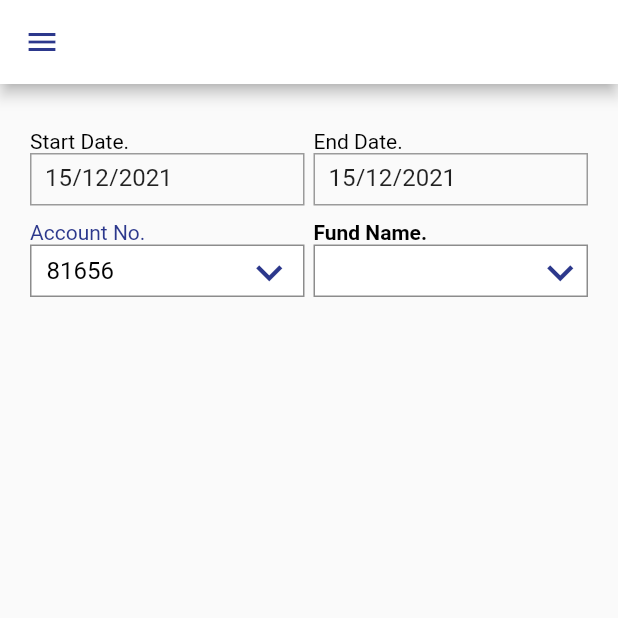
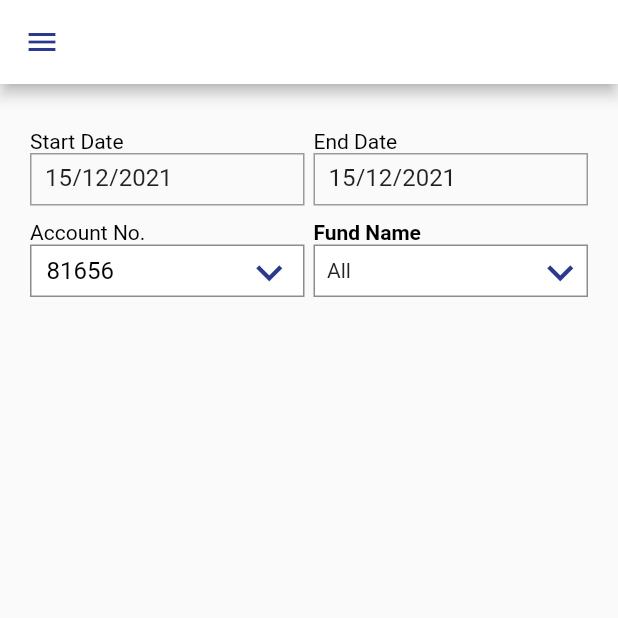
Before and after one commit to shahzad200/Restinvest, a Flutter app: the ViewReportsScreen screen opened by its route, on a phone screen of 412 x 824 dp, the top half of it. Run offline on Flutter 3.47's test engine with Material 2 defaults, Android fonts, the phone set to English and light mode, and no system bars; drawn by our look-alikes of date_field; our stand-ins replace fluttertoast, get, webview_flutter; missing offline and left inert: encrypt; network calls fail.

Commit message:
updated code

```diff
--- a/lib/controller/user_screen_controller.dart
+++ b/lib/controller/user_screen_controller.dart
@@ -14,8 +14,8 @@ class UserrScreenController extends GetxController {
         context: context,
         builder: (context) {
           return AlertDialog(
-            title: DialogListView(
-              options: list,
+            content: CircularProgressIndicator(
+              color: Colors.red,
             ),
           );
         });
--- a/lib/views/view_report_screen.dart
+++ b/lib/views/view_report_screen.dart
@@ -46,7 +46,7 @@ class ViewReportsScreen extends StatelessWidget {
                           crossAxisAlignment: CrossAxisAlignment.start,
                           children: const [
                             RestInvestTitle(
-                                text: 'Start Date.', textColor: AppColor.black),
+                                text: 'Start Date', textColor: AppColor.black),
                             SizedBox(
                               height: 35,
                               child: DateFormFieldContainer(
@@ -64,7 +64,7 @@ class ViewReportsScreen extends StatelessWidget {
                           crossAxisAlignment: CrossAxisAlignment.start,
                           children: const [
                             RestInvestTitle(
-                                text: 'End Date.', textColor: AppColor.black),
+                                text: 'End Date', textColor: AppColor.black),
                             SizedBox(
                               height: 35,
                               child: DateFormFieldContainer(
@@ -85,7 +85,7 @@ class ViewReportsScreen extends StatelessWidget {
                           children: [
                             const RestInvestTitle(
                               text: "Account No.",
-                              textColor: AppColor.blueColor,
+                              textColor: AppColor.black,
                             ),
                             Container(
                               // margin: EdgeInsets.all(10.0),
@@ -136,10 +136,11 @@ class ViewReportsScreen extends StatelessWidget {
                       ),
                       Expanded(
                           child: DropDownContainerIcon(
+                        text1: "All",
                         fontsize: 14,
                         fontWeight: FontWeight.bold,
                         voidcallback: () {},
-                        text: "Fund Name.",
+                        text: "Fund Name",
                         textColor: AppColor.black,
                       ))
                     ],
--- a/lib/widgets/constant_widget.dart
+++ b/lib/widgets/constant_widget.dart
@@ -554,6 +554,7 @@ class DailyNav extends StatelessWidget {
 
 class DropDownContainerIcon extends StatelessWidget {
   const DropDownContainerIcon({
+    required this.text1,
     required this.text,
     required this.textColor,
     required this.voidcallback,
@@ -562,10 +563,11 @@ class DropDownContainerIcon extends StatelessWidget {
     required this.fontWeight,
     Key? key,
   }) : super(key: key);
-  final text;
+  final String text1;
   final Color textColor;
   final fontWeight;
   final Color color;
+  final String? text;
   final voidcallback;
   final double fontsize;
 
@@ -574,15 +576,14 @@ class DropDownContainerIcon extends StatelessWidget {
     return Column(
       crossAxisAlignment: CrossAxisAlignment.start,
       children: [
-        RestInvestTitle(
-          text: text,
-          textColor: textColor,
-          fontWeight: fontWeight,
-          fontSize: fontsize,
+        Text(
+          text!,
+          style: TextStyle(color: AppColor.black, fontWeight: fontWeight),
         ),
         SizedBox(
           height: 35,
           child: DropDownContainer(
+            text: text1,
             color: color,
             icon: const Icon(
               Icons.keyboard_arrow_down,
@@ -601,12 +602,16 @@ class DropDownContainerIcon extends StatelessWidget {
 
 class CustomCreditContainer extends StatelessWidget {
   const CustomCreditContainer({
-    this.investtext,
-    this.credittext,
+    required this.investtext,
+    required this.text1,
+    required this.text2,
+    required this.credittext,
     Key? key,
   }) : super(key: key);
-  final investtext;
-  final credittext;
+  final String investtext;
+  final String credittext;
+  final String text2;
+  final text1;
 
   @override
   Widget build(BuildContext context) {
@@ -616,7 +621,7 @@ class CustomCreditContainer extends StatelessWidget {
             child: EmptyRowContainer(
           color: AppColor.blueColor,
           hintColor: AppColor.black,
-          hint: "0.0",
+          hint: text1,
           fontWeight: FontWeight.w900,
           text: investtext,
           fontsize: 12,
@@ -629,7 +634,7 @@ class CustomCreditContainer extends StatelessWidget {
             child: EmptyRowContainer(
           color: AppColor.blueColor,
           hintColor: AppColor.black,
-          hint: "0.0",
+          hint: text2,
           text: credittext,
           fontWeight: FontWeight.w900,
           fontsize: 12,
@@ -822,6 +827,7 @@ class DropDownContainer extends StatelessWidget {
   const DropDownContainer({
     Key? key,
     this.height = 70,
+    this.text,
     required this.voidcallback,
     required this.isSquare,
     this.color = AppColor.dimblack,
@@ -830,6 +836,7 @@ class DropDownContainer extends StatelessWidget {
 
   final double height;
   final Color color;
+  final text;
   final isSquare;
   final voidcallback;
   final icon;
@@ -856,9 +863,13 @@ class DropDownContainer extends StatelessWidget {
                     : BorderRadius.circular(8),
               ),
               child: Row(
-                crossAxisAlignment: CrossAxisAlignment.end,
-                mainAxisAlignment: MainAxisAlignment.end,
+                mainAxisAlignment: MainAxisAlignment.spaceBetween,
+                // ignore: prefer_const_literals_to_create_immutables
                 children: [
+                  Padding(
+                    padding: const EdgeInsets.only(left: 8),
+                    child: Text(text),
+                  ),
                   Center(
                     child: icon,
                   )
@@ -936,7 +947,7 @@ class EmptyRowContainer extends StatelessWidget {
     this.text,
     Key? key,
   }) : super(key: key);
-  final hint;
+  final String hint;
   final fontWeight;
   final double fontsize;
   final Color color;
```
Also changed, not shown: lib/controller/daily_nav_screen_controller.dart (+22 -0 lines), lib/controller/home_screen_controller.dart (+8 -11 lines), lib/controller/login_screen_controller.dart (+7 -15 lines), lib/controller/tax_calculator_screen_controller.dart (+45 -8 lines), lib/data/api_client.dart (+11 -12 lines), lib/data/models/daily_nav_prices.dart (+21 -12 lines), lib/views/daily_nav_screen.dart (+39 -14 lines), lib/views/text_calculator_screen.dart (+19 -12 lines).
